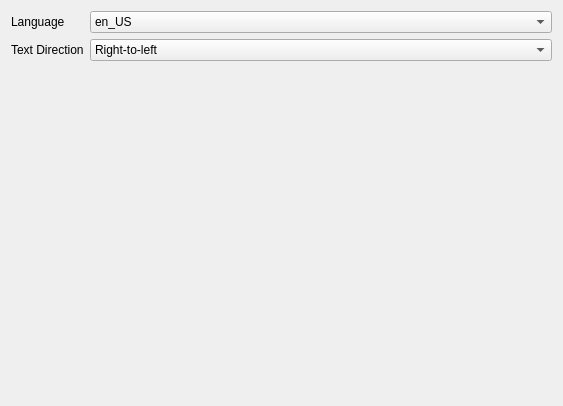
PtaxLaine/fluedit, file ui/editor_cfg.ui: the form before one commit.
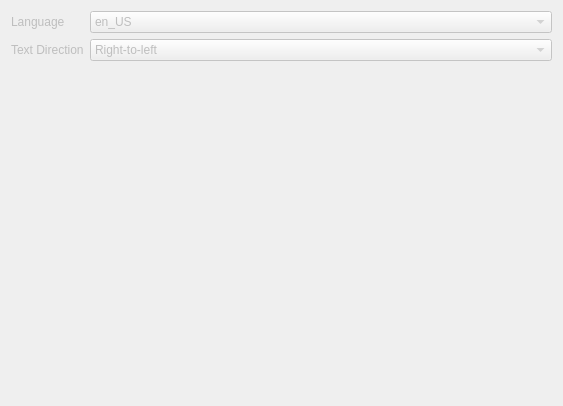
The form after the commit.

```diff
--- a/ui/editor_cfg.ui
+++ b/ui/editor_cfg.ui
@@ -2,6 +2,9 @@
 <ui version="4.0">
  <class>Form</class>
  <widget class="QWidget" name="Form">
+  <property name="enabled">
+   <bool>false</bool>
+  </property>
   <property name="geometry">
    <rect>
     <x>0</x>
```
